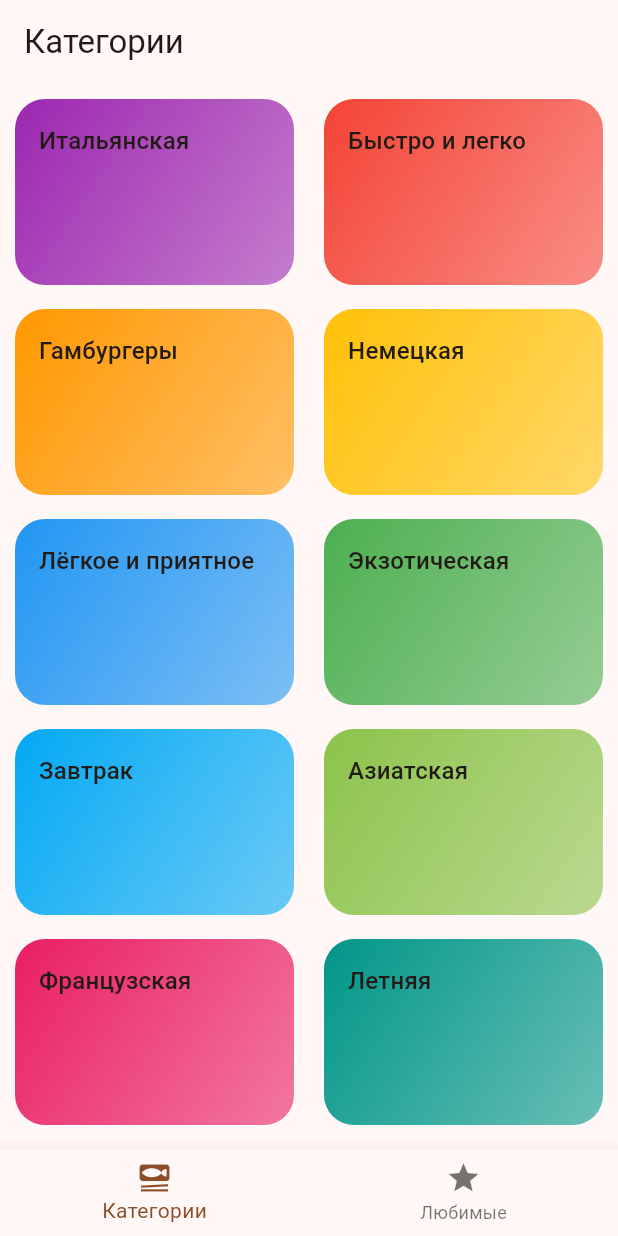
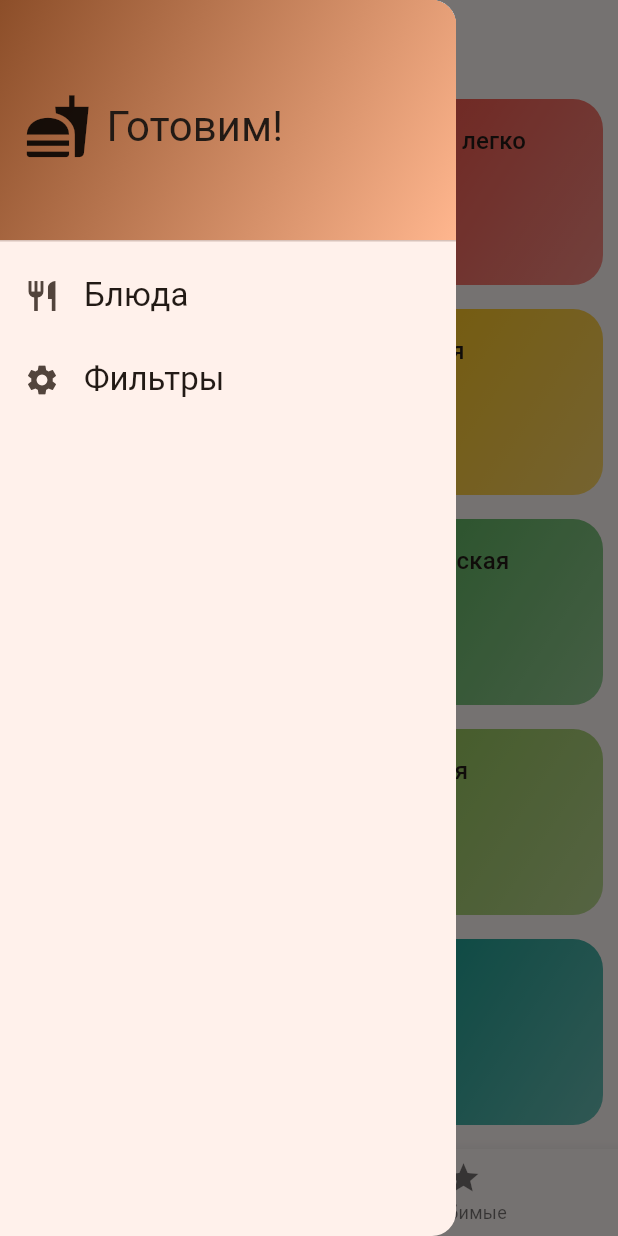
Before and after one commit to azimsaburov/meal, a Flutter app: the screen it shows after launch, with the side drawer open (before the commit the screen has no drawer), on a phone screen of 412 x 824 dp. Run offline on Flutter 3.47's test engine with Material 3 defaults, Android fonts, the phone set to English and light mode, and no system bars; our stand-ins replace flutter_bloc, google_fonts.

Commit message:
ТуДушки доделай, Добавил Кубит на фильтрацию, Кнопка любимые не работает и еше моменты с Все блюда, тема итд помелочам доделай

```diff
--- a/lib/screens/tabs_screen.dart
+++ b/lib/screens/tabs_screen.dart
@@ -1,6 +1,8 @@
 import 'package:flutter/material.dart';
+import 'package:meal/models/meal_model.dart';
 import 'package:meal/screens/categories_screen.dart';
 import 'package:meal/screens/meals_screen.dart';
+import 'package:meal/widgets/side_menu.dart';
 
 class TabsScreen extends StatefulWidget {
   const TabsScreen({super.key});
@@ -11,26 +13,69 @@ class TabsScreen extends StatefulWidget {
 
 class _TabsScreenState extends State<TabsScreen> {
   late int _selectedPageIndex;
+  late List<MealModel> favoriteMeals;
+
   @override
   void initState() {
     _selectedPageIndex = 0;
+    favoriteMeals = [];
     super.initState();
   }
 
-  Widget get activePage{
-
-    if(_selectedPageIndex == 0){
+  Widget get activePage {
+    if (_selectedPageIndex == 0) {
       return CategoriesScreen();
-    }else{
-      return MealsScreen();
+    } else {
+      return MealsScreen(title: '', meal: []);
     }
   }
+
+  Widget get appBarTitle {
+    if (_selectedPageIndex == 0) {
+      return Text('Категории');
+    } else {
+      return Text('Любимые блюда');
+    }
+  }
+  // Обрабатываем нажатие на звездочку
+  // void onFavoritePressed(MealModel meal) {
+  //   bool isInFavorites = favoriteMeals.any((element) {
+  //     return element.id == meal.id;
+  //   });
+  //   if (isInFavorites) {
+  //     // удалить из любимых
+  //     showInfoMessage("Блюдо ${meal.title} удалено из списка любимых");
+  //     setState(() {
+  //       favoriteMeals.removeWhere((element) => element.id == meal.id);
+  //     });
+  //   } else {
+  //     // добавить в любимые
+  //     showInfoMessage("Блюдо ${meal.title} добавлено в список любимых");
+  //     setState(() {
+  //       favoriteMeals.add(meal);
+  //     });
+  //   }
+  // }
+
+  // Показываем сообщение
+  // void showInfoMessage(String message) {
+  //   ScaffoldMessenger.of(
+  //     context,
+  //   ).showSnackBar(SnackBar(content: Text(message)));
+  // }
+
+  // void onFilterUpdate(Map<Filter, bool> newFilters) {
+  //   setState(() {
+  //     filters = newFilters;
+  //   });
+  // }
 
   @override
   Widget build(BuildContext context) {
     return Scaffold(
-      appBar: AppBar(title: Text('Категории')),
-      body: CategoriesScreen(),
+      appBar: AppBar(title: appBarTitle),
+      body: activePage,
+      drawer: SideMenu(),
       bottomNavigationBar: BottomNavigationBar(
         currentIndex: _selectedPageIndex,
         onTap: (index) {
--- /dev/null
+++ b/lib/widgets/side_menu.dart
@@ -0,0 +1,69 @@
+import 'package:flutter/material.dart';
+import 'package:meal/filter/ui/filter_screen.dart';
+
+class SideMenu extends StatelessWidget {
+
+
+  const SideMenu({super.key});
+
+  @override
+  Widget build(BuildContext context) {
+    return Drawer(
+        child: ListView(
+          children: [
+            DrawerHeader(
+              decoration: BoxDecoration(
+                gradient: LinearGradient(
+                  colors: [
+                    Theme.of(context).primaryColor,
+                    Theme.of(context).colorScheme.inversePrimary,
+                  ],
+                  begin: Alignment.topLeft,
+                  end: Alignment.bottomRight,
+                ),
+              ),
+              child: Row(
+                spacing: 10,
+                children: [
+                  Icon(Icons.fastfood, size: 45),
+                  Text(
+                    "Готовим!",
+                    style: Theme.of(context).textTheme.headlineMedium?.copyWith(
+                      color: Theme.of(context).colorScheme.onSurface,
+                    ),
+                  ),
+                ],
+              ),
+            ),
+            ListTile(
+              leading: Icon(Icons.restaurant),
+              title: Text(
+                "Блюда",
+                style: Theme.of(context).textTheme.titleLarge?.copyWith(
+                  color: Theme.of(context).colorScheme.onSurface,
+                ),
+              ),
+              onTap: () {
+                Navigator.of(context).pop();
+              },
+            ),
+            ListTile(
+              leading: Icon(Icons.settings),
+              title: Text(
+                "Фильтры",
+                style: Theme.of(context).textTheme.titleLarge?.copyWith(
+                  color: Theme.of(context).colorScheme.onSurface,
+                ),
+              ),
+              onTap: () {
+                Navigator.of(context).pop();
+                Navigator.of(context).push(
+                  MaterialPageRoute(builder: (context) => FiltersScreen()),
+                );
+              },
+            ),
+          ],
+        ),
+      );
+  }
+}
--- a/pubspec.yaml
+++ b/pubspec.yaml
@@ -10,6 +10,7 @@ dependencies:
   flutter:
     sdk: flutter
   google_fonts: ^6.2.1
+  flutter_bloc: ^9.1.1
 
 dev_dependencies:
   flutter_test:
```
Also changed, not shown: lib/filter/bloc/filter_bloc.dart (added, +17 -0 lines), lib/filter/ui/filter_screen.dart (added, +115 -0 lines), lib/main.dart (+15 -10 lines), lib/screens/meals_screen.dart (+57 -19 lines), lib/widgets/category_grid_tile.dart (+11 -5 lines), pubspec.lock.
